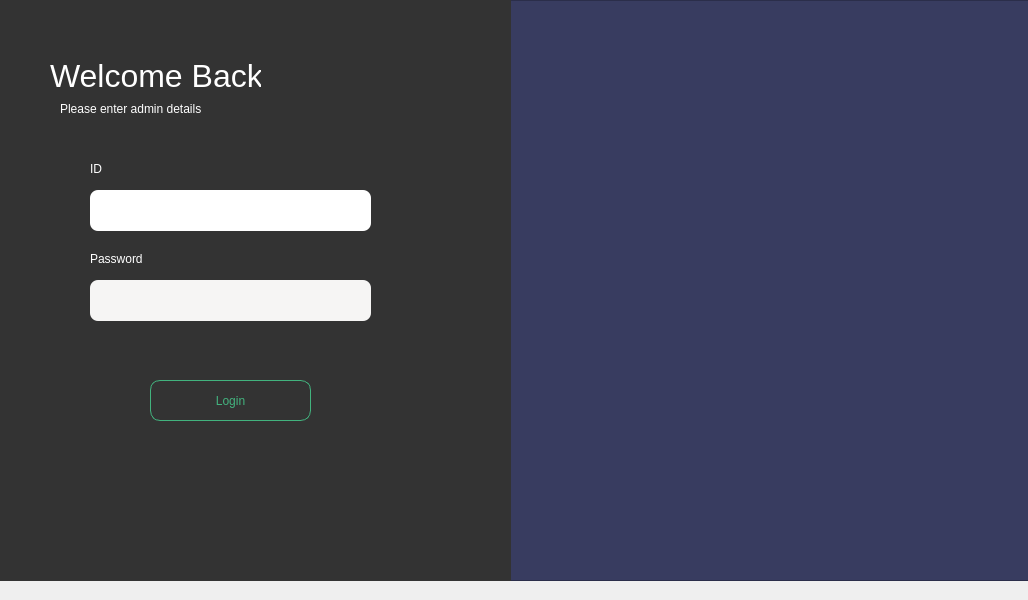
Old version of the form mainwindow.ui in the repository jibrankhalil-jk/CafeKit.
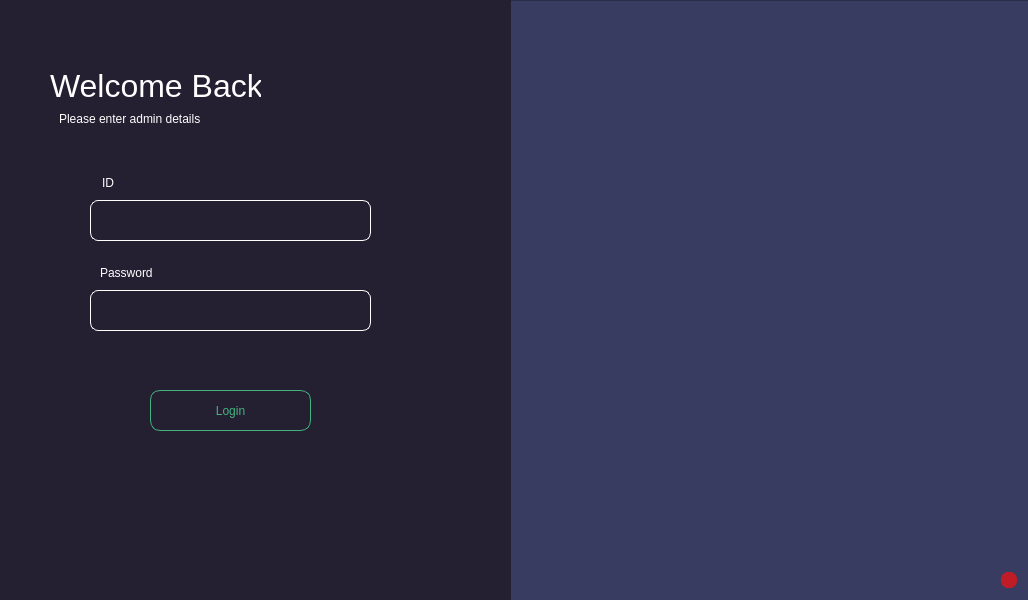
New version of the form. Icons and pictures are not drawn.

```diff
--- a/mainwindow.ui
+++ b/mainwindow.ui
@@ -32,6 +32,9 @@
   <property name="inputMethodHints">
    <set>Qt::ImhHiddenText|Qt::ImhSensitiveData</set>
   </property>
+  <property name="documentMode">
+   <bool>false</bool>
+  </property>
   <property name="tabShape">
    <enum>QTabWidget::Rounded</enum>
   </property>
@@ -42,7 +45,7 @@
       <x>510</x>
       <y>0</y>
       <width>521</width>
-      <height>581</height>
+      <height>601</height>
      </rect>
     </property>
     <property name="minimumSize">
@@ -59,13 +62,13 @@
     <property name="geometry">
      <rect>
       <x>0</x>
-      <y>-10</y>
+      <y>0</y>
       <width>511</width>
-      <height>591</height>
+      <height>611</height>
      </rect>
     </property>
     <property name="styleSheet">
-     <string notr="true">background-color: #333333;</string>
+     <string notr="true">background-color: rgb(36, 31, 49);</string>
     </property>
     <widget class="QLineEdit" name="idTextField">
      <property name="geometry">
@@ -78,10 +81,10 @@
      </property>
      <property name="styleSheet">
       <string notr="true">#idTextField{
-background-color: rgb(255, 255, 255);
+border:1px solid  rgb(255, 255, 255);
 border-radius: 8px; 
 padding-left: 20px;
-color:rgb(0, 0, 0);
+color: rgb(255, 255, 255);
 }
 
 #idTextField:checked {
@@ -107,10 +110,10 @@
      </property>
      <property name="styleSheet">
       <string notr="true">#passwordTextField{
-background-color: rgb(246, 245, 244);
+border:1px solid  rgb(255, 255, 255);
 border-radius: 8px; 
 padding-left: 20px;
-color:rgb(0, 0, 0);
+color: rgb(255, 255, 255);
 }
 
 #passwordTextField:checked {
@@ -202,7 +205,7 @@
     <widget class="QLabel" name="label_2">
      <property name="geometry">
       <rect>
-       <x>60</x>
+       <x>59</x>
        <y>110</y>
        <width>241</width>
        <height>17</height>
@@ -218,8 +221,8 @@
     <widget class="QLabel" name="label_3">
      <property name="geometry">
       <rect>
-       <x>90</x>
-       <y>170</y>
+       <x>102</x>
+       <y>174</y>
        <width>41</width>
        <height>17</height>
       </rect>
@@ -235,8 +238,8 @@
     <widget class="QLabel" name="label_4">
      <property name="geometry">
       <rect>
-       <x>90</x>
-       <y>260</y>
+       <x>100</x>
+       <y>264</y>
        <width>111</width>
        <height>17</height>
       </rect>
@@ -269,16 +272,23 @@
      <bool>true</bool>
     </property>
    </widget>
-  </widget>
-  <widget class="QMenuBar" name="menubar">
-   <property name="geometry">
-    <rect>
-     <x>0</x>
-     <y>0</y>
-     <width>1028</width>
-     <height>22</height>
-    </rect>
-   </property>
+   <widget class="QLabel" name="dbstatus">
+    <property name="geometry">
+     <rect>
+      <x>1001</x>
+      <y>572</y>
+      <width>16</width>
+      <height>16</height>
+     </rect>
+    </property>
+    <property name="styleSheet">
+     <string notr="true">background-color: rgb(192, 28, 40);
+border-radius:7px;</string>
+    </property>
+    <property name="text">
+     <string/>
+    </property>
+   </widget>
   </widget>
  </widget>
  <resources>
```
Left out of the diff: 5 changed lines with no effect on the pictures.
